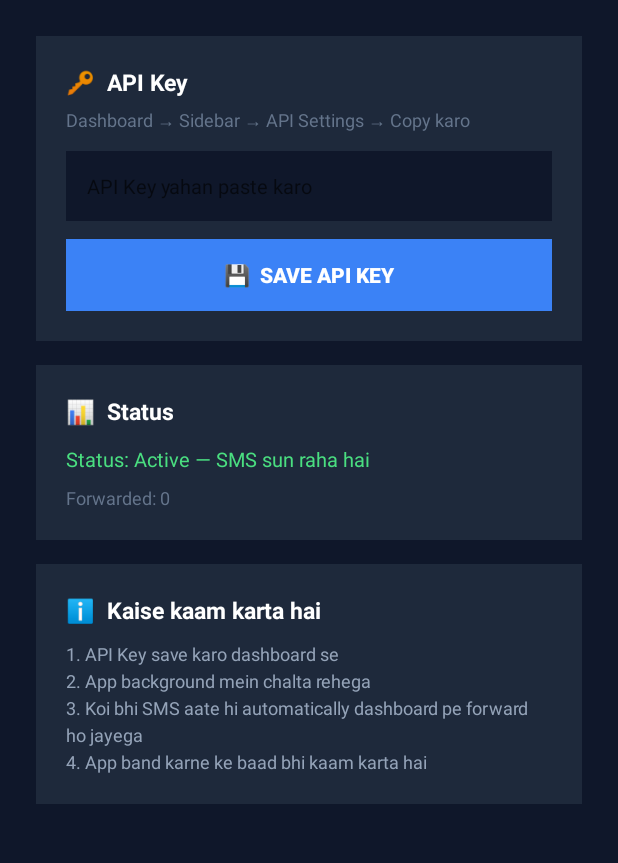
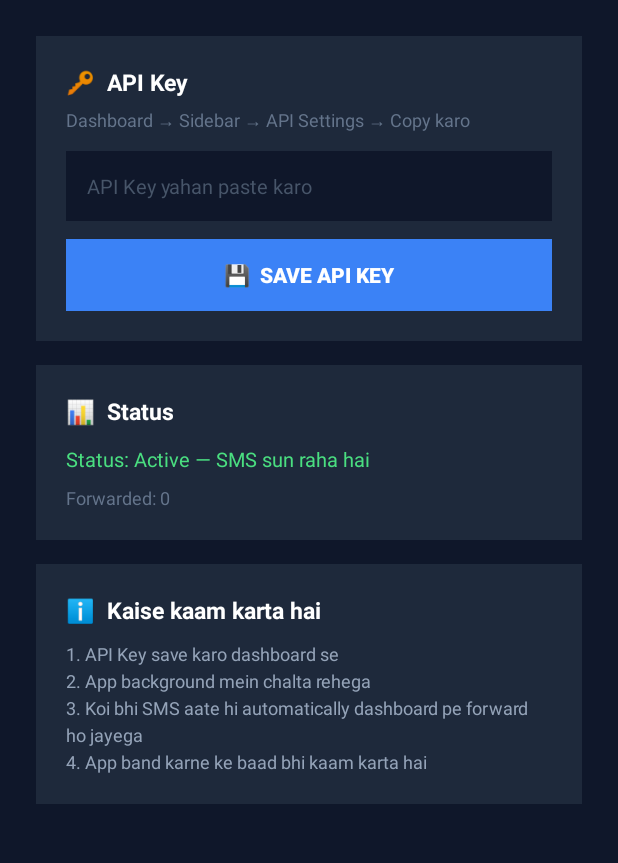
Before and after one commit to dhdhdh51/Smspho, an Android app: the screen it shows after launch (MainActivity), on a phone screen of 412 x 824 dp, the part 324-1187 px from its top. Run offline under Robolectric (Android 15) with nearby library versions, the phone set to English and light mode, and no system bars.

Commit message:
fix: hintTextColor -> textColorHint (standard Android attribute)
android:hintTextColor is AppCompat-only.
Standard Android attribute is android:textColorHint.

https://claude.ai/code/session_01PYFdzGLih5pWD3QYSmQrER

```diff
--- a/app/src/main/res/layout/activity_main.xml
+++ b/app/src/main/res/layout/activity_main.xml
@@ -75,7 +75,7 @@
                 android:layout_width="match_parent"
                 android:layout_height="wrap_content"
                 android:hint="API Key yahan paste karo"
-                android:hintTextColor="#475569"
+                android:textColorHint="#475569"
                 android:textColor="#F1F5F9"
                 android:textSize="13sp"
                 android:background="#0F172A"
```
